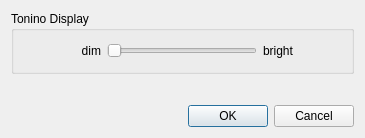
The window that src/ui/PreferencesDialogUI.ui (myTonino/Tonino-App) describes before a commit, drawn with Qt 5.
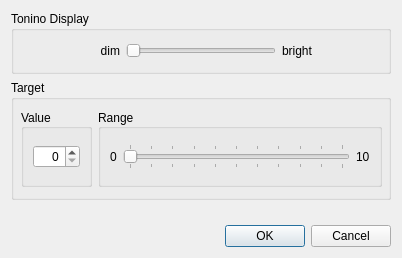
The same window after the commit.

Commit message: adds initial support for the TinyTonino

```diff
--- a/src/ui/PreferencesDialogUI.ui
+++ b/src/ui/PreferencesDialogUI.ui
@@ -6,8 +6,8 @@
    <rect>
     <x>0</x>
     <y>0</y>
-    <width>365</width>
-    <height>138</height>
+    <width>402</width>
+    <height>258</height>
    </rect>
   </property>
   <property name="windowTitle">
@@ -91,7 +91,10 @@
          <number>15</number>
         </property>
         <property name="pageStep">
-         <number>93</number>
+         <number>5</number>
+        </property>
+        <property name="value">
+         <number>0</number>
         </property>
         <property name="tracking">
          <bool>false</bool>
@@ -142,6 +145,159 @@
      </layout>
     </widget>
    </item>
+   <item>
+    <widget class="QGroupBox" name="groupBoxToninoTarget">
+     <property name="sizePolicy">
+      <sizepolicy hsizetype="Preferred" vsizetype="Minimum">
+       <horstretch>0</horstretch>
+       <verstretch>0</verstretch>
+      </sizepolicy>
+     </property>
+     <property name="minimumSize">
+      <size>
+       <width>0</width>
+       <height>120</height>
+      </size>
+     </property>
+     <property name="baseSize">
+      <size>
+       <width>0</width>
+       <height>0</height>
+      </size>
+     </property>
+     <property name="title">
+      <string>Target</string>
+     </property>
+     <widget class="QWidget" name="horizontalLayoutWidget_2">
+      <property name="geometry">
+       <rect>
+        <x>10</x>
+        <y>29</y>
+        <width>361</width>
+        <height>78</height>
+       </rect>
+      </property>
+      <layout class="QHBoxLayout" name="horizontalLayout_3">
+       <item>
+        <widget class="QGroupBox" name="groupBoxTargetValue">
+         <property name="sizePolicy">
+          <sizepolicy hsizetype="Minimum" vsizetype="Preferred">
+           <horstretch>0</horstretch>
+           <verstretch>0</verstretch>
+          </sizepolicy>
+         </property>
+         <property name="minimumSize">
+          <size>
+           <width>0</width>
+           <height>30</height>
+          </size>
+         </property>
+         <property name="title">
+          <string>Value</string>
+         </property>
+         <property name="alignment">
+          <set>Qt::AlignLeading|Qt::AlignLeft|Qt::AlignVCenter</set>
+         </property>
+         <layout class="QGridLayout" name="gridLayout">
+          <item row="0" column="0">
+           <widget class="QSpinBox" name="targetValueSpinBox">
+            <property name="minimumSize">
+             <size>
+              <width>0</width>
+              <height>22</height>
+             </size>
+            </property>
+            <property name="alignment">
+             <set>Qt::AlignRight|Qt::AlignTrailing|Qt::AlignVCenter</set>
+            </property>
+            <property name="maximum">
+             <number>200</number>
+            </property>
+            <property name="singleStep">
+             <number>0</number>
+            </property>
+           </widget>
+          </item>
+         </layout>
+        </widget>
+       </item>
+       <item>
+        <widget class="QGroupBox" name="groupBoxTargetRange">
+         <property name="sizePolicy">
+          <sizepolicy hsizetype="Expanding" vsizetype="Minimum">
+           <horstretch>0</horstretch>
+           <verstretch>0</verstretch>
+          </sizepolicy>
+         </property>
+         <property name="minimumSize">
+          <size>
+           <width>0</width>
+           <height>0</height>
+          </size>
+         </property>
+         <property name="title">
+          <string>Range</string>
+         </property>
+         <property name="alignment">
+          <set>Qt::AlignLeading|Qt::AlignLeft|Qt::AlignVCenter</set>
+         </property>
+         <layout class="QHBoxLayout" name="horizontalLayout_4">
+          <item>
+           <layout class="QHBoxLayout" name="horizontalLayout_2">
+            <item>
+             <widget class="QLabel" name="range_min_label">
+              <property name="text">
+               <string>0</string>
+              </property>
+             </widget>
+            </item>
+            <item>
+             <widget class="QSlider" name="rangeSlider">
+              <property name="minimumSize">
+               <size>
+                <width>0</width>
+                <height>22</height>
+               </size>
+              </property>
+              <property name="maximum">
+               <number>10</number>
+              </property>
+              <property name="pageStep">
+               <number>2</number>
+              </property>
+              <property name="value">
+               <number>0</number>
+              </property>
+              <property name="tracking">
+               <bool>false</bool>
+              </property>
+              <property name="orientation">
+               <enum>Qt::Horizontal</enum>
+              </property>
+              <property name="tickPosition">
+               <enum>QSlider::TicksBothSides</enum>
+              </property>
+              <property name="tickInterval">
+               <number>1</number>
+              </property>
+             </widget>
+            </item>
+            <item>
+             <widget class="QLabel" name="range_max_label">
+              <property name="text">
+               <string>10</string>
+              </property>
+             </widget>
+            </item>
+           </layout>
+          </item>
+         </layout>
+        </widget>
+       </item>
+      </layout>
+     </widget>
+    </widget>
+   </item>
    <item>
     <spacer name="verticalSpacer">
      <property name="orientation">
@@ -150,7 +306,7 @@
      <property name="sizeHint" stdset="0">
       <size>
        <width>20</width>
-       <height>34</height>
+       <height>40</height>
       </size>
      </property>
     </spacer>
```
The commit also changes 18 other files.
